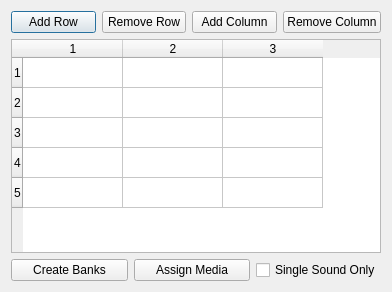
victor647/AudioToolkit647, file WwiseTools/QtDesign/BankAssignmentMatrix.ui: the form before one commit.
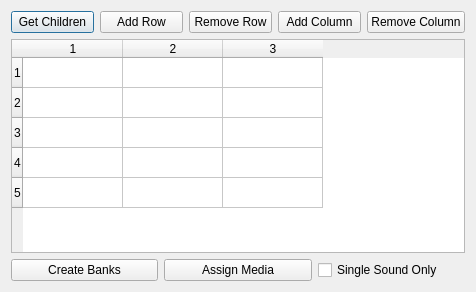
The form after the commit.

Commit message: Bank自动分配，向下应用fader

```diff
--- a/WwiseTools/QtDesign/BankAssignmentMatrix.ui
+++ b/WwiseTools/QtDesign/BankAssignmentMatrix.ui
@@ -6,7 +6,7 @@
    <rect>
     <x>0</x>
     <y>0</y>
-    <width>392</width>
+    <width>476</width>
     <height>292</height>
    </rect>
   </property>
@@ -16,6 +16,13 @@
   <layout class="QVBoxLayout" name="verticalLayout">
    <item>
     <layout class="QHBoxLayout" name="horizontalLayout">
+     <item>
+      <widget class="QPushButton" name="btnGetChildren">
+       <property name="text">
+        <string>Get Children</string>
+       </property>
+      </widget>
+     </item>
      <item>
       <widget class="QPushButton" name="btnAddRow">
        <property name="text">
```
The commit also changes 6 other files.
